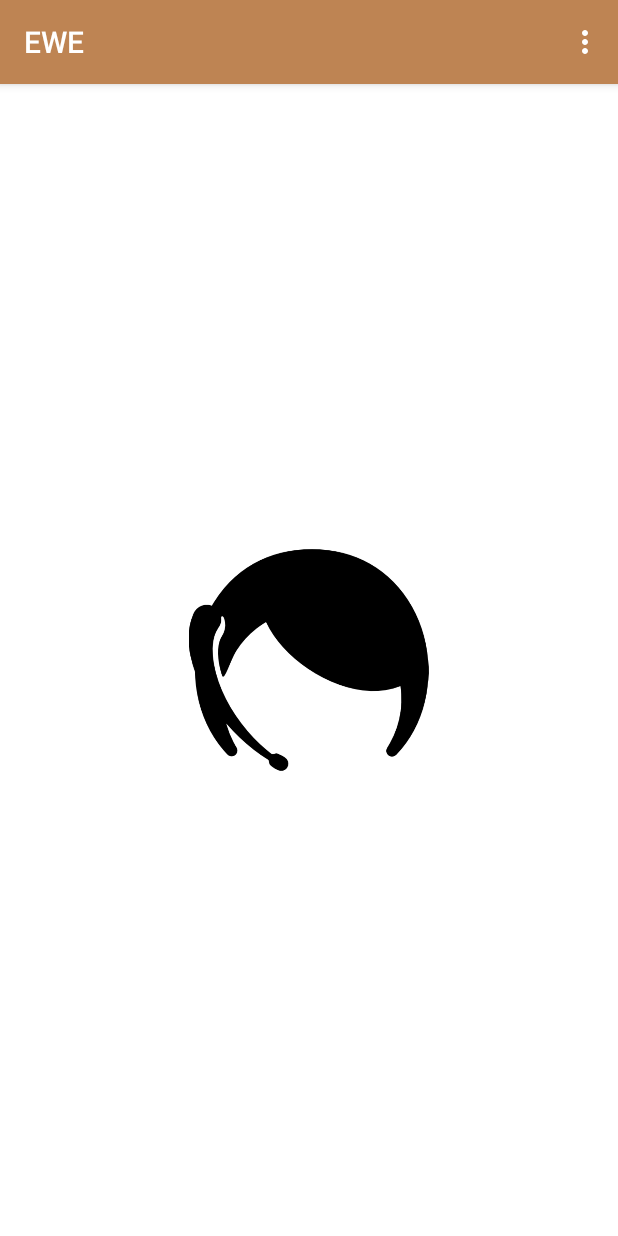
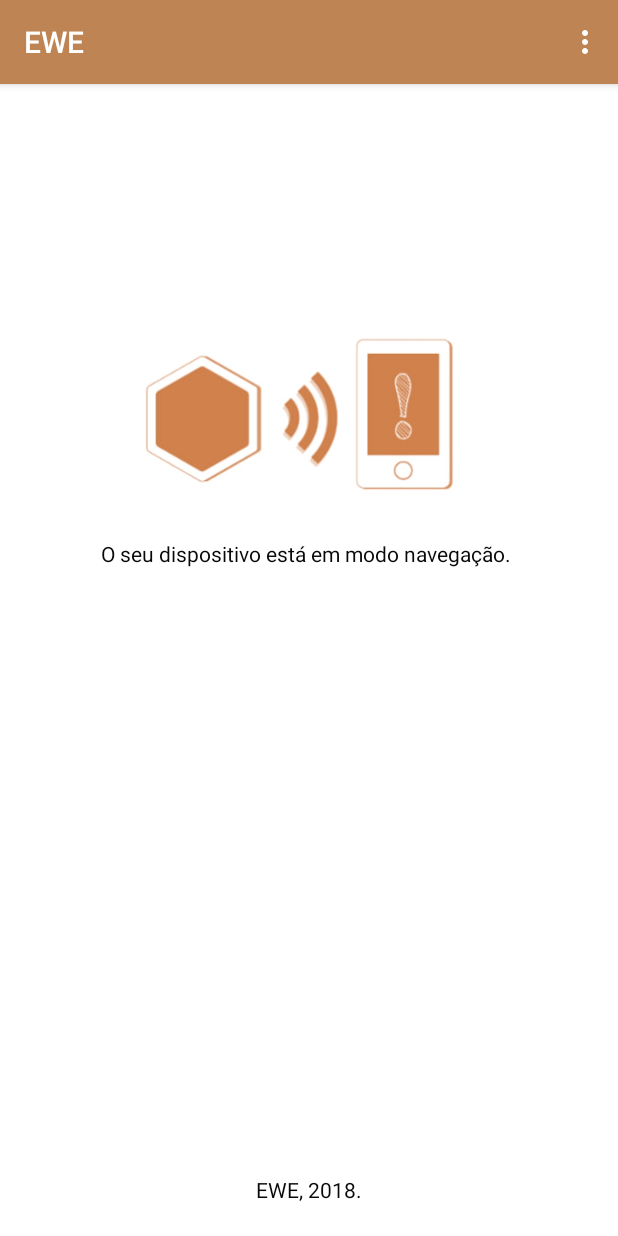
Before and after one commit to isaofelipe/EWE, an Android app: the screen it shows after launch (RangingActivity), on a phone screen of 412 x 824 dp. Run offline under Robolectric (Android 15) with nearby library versions, the phone set to English and light mode, and no system bars; libraries missing offline, so code that uses them is left out: org.altbeacon.beacon; 3 statements that could not run were skipped.

Commit message:
alterações visuais e acrescento de mensagem inicial.

```diff
--- a/app/src/main/AndroidManifest.xml
+++ b/app/src/main/AndroidManifest.xml
@@ -22,6 +22,7 @@
 
                 <category android:name="android.intent.category.LAUNCHER" />
             </intent-filter>
+
         </activity>
         <activity
             android:name=".LoginActivity"
--- a/app/src/main/java/com/example/isaofelipemorigaki/ewe/RangingActivity.java
+++ b/app/src/main/java/com/example/isaofelipemorigaki/ewe/RangingActivity.java
@@ -15,6 +15,7 @@ import android.support.v7.app.AppCompatActivity;
 import android.util.Log;
 import android.view.Menu;
 import android.view.MenuItem;
+import android.widget.Toolbar;
 
 import com.example.isaofelipemorigaki.ewe.GD.AppDataBase;
 import com.example.isaofelipemorigaki.ewe.GD.Beacons;
@@ -49,6 +50,7 @@ public class RangingActivity extends AppCompatActivity implements BeaconConsumer
 
         super.onCreate(savedInstanceState);
         setContentView(R.layout.activity_ranging);
+
 
         mBeaconManager = BeaconManager.getInstanceForApplication(this);
         mBeaconManager.getBeaconParsers().add(new BeaconParser().
@@ -121,7 +123,7 @@ public class RangingActivity extends AppCompatActivity implements BeaconConsumer
                     || result == TextToSpeech.LANG_NOT_SUPPORTED) {
                 Log.e("TTS", "This Language is not supported");
             } else {
-                //speakOut("Inicio");
+                speakOut("Bem vindo ao Ê dablui Ê, seu dispositivo está em modo navegação");
             }
 
         } else {
--- a/app/src/main/res/layout/activity_ranging.xml
+++ b/app/src/main/res/layout/activity_ranging.xml
@@ -9,10 +9,32 @@
 
     <ImageView
         android:id="@+id/imageView2"
-        android:layout_width="162dp"
-        android:layout_height="160dp"
-        android:layout_centerInParent="true"
+        android:layout_width="258dp"
+        android:layout_height="174dp"
+        android:layout_alignParentTop="true"
+        android:layout_centerHorizontal="true"
+        android:layout_marginTop="129dp"
         android:contentDescription="fundo_principal"
-        app:srcCompat="@drawable/img"
+        app:srcCompat="@drawable/imagem_inicio_laranja"
         tools:background="@color/branco" />
+
+    <TextView
+        android:id="@+id/textView"
+        android:layout_width="wrap_content"
+        android:layout_height="wrap_content"
+        android:layout_below="@+id/imageView2"
+        android:layout_centerHorizontal="true"
+        android:text="O seu dispositivo está em modo navegação. "
+        android:textColor="@color/preto" />
+
+    <TextView
+        android:id="@+id/textView2"
+        android:layout_width="wrap_content"
+        android:layout_height="wrap_content"
+        android:layout_alignParentBottom="true"
+        android:layout_centerHorizontal="true"
+        android:layout_marginBottom="21dp"
+        android:textColor="@color/preto"
+        android:text="EWE, 2018." />
+
 </RelativeLayout>
--- a/app/src/main/res/menu/navigation.xml
+++ b/app/src/main/res/menu/navigation.xml
@@ -4,7 +4,7 @@
 
     <item
         android:id="@+id/login_nav"
-        android:icon="@drawable/ic_notifications_black_24dp"
-        android:title="Login" />
+        android:icon="@drawable/ic_notifications_black"
+        android:title="Login Colaborador" />
 
 </menu>
```
Also changed, not shown: app/src/main/res/layout/content_colaborado.xml (+29 -3 lines), app/src/main/res/drawable/ic_notifications_black.xml (renamed from app/src/main/res/drawable/ic_notifications_black_24dp.xml), app/src/main/res/drawable/ic_thumbs_up_down.png (renamed from app/src/main/res/drawable/ic_thumbs_up_down_black_48dp.png), app/src/main/res/drawable/imagem_inicio_cinza.jpg (added), app/src/main/res/drawable/imagem_inicio_laranja.jpg (added).
